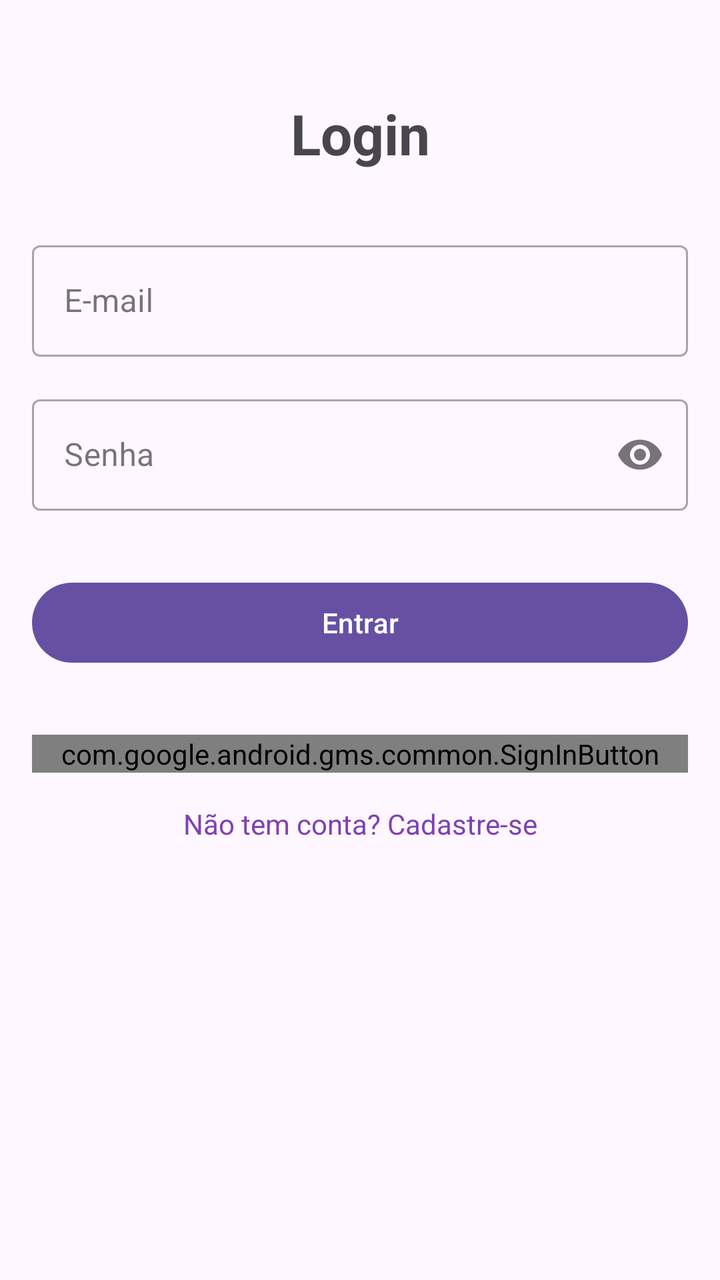
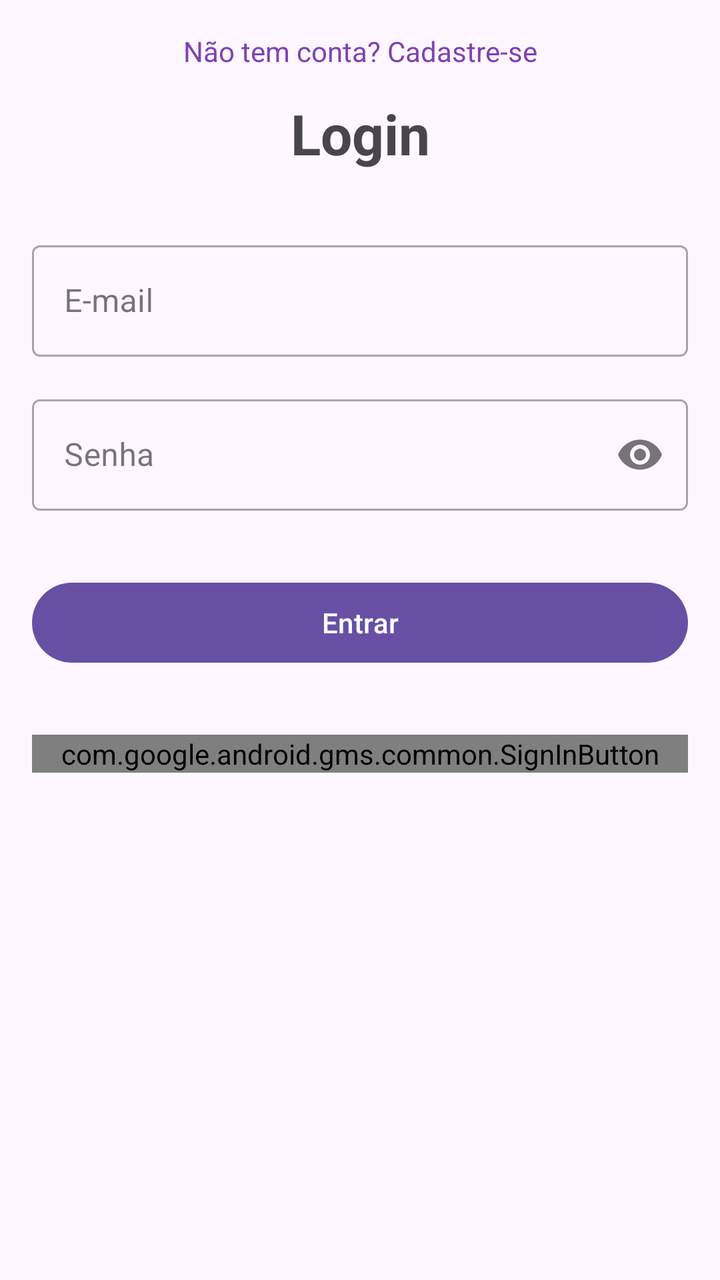

Screens rendered from an Android XML layout before and after an edit, with the pre-edit source and the edit as a unified diff.
<!-- AndroidManifest.xml: application theme Theme.FirebaseAuthApp -->
<!-- res/layout/activity_login.xml -->
<?xml version="1.0" encoding="utf-8"?>
<ScrollView xmlns:android="http://schemas.android.com/apk/res/android"
    xmlns:app="http://schemas.android.com/apk/res-auto"
    xmlns:tools="http://schemas.android.com/tools"
    android:layout_width="match_parent"
    android:layout_height="match_parent"
    android:padding="16dp">

    <androidx.constraintlayout.widget.ConstraintLayout
        android:layout_width="match_parent"
        android:layout_height="wrap_content"
        tools:context=".ui.login.LoginActivity">

        <TextView
            android:id="@+id/tvTitle"
            android:layout_width="wrap_content"
            android:layout_height="wrap_content"
            android:text="Login"
            android:textSize="28sp"
            android:textStyle="bold"
            app:layout_constraintEnd_toEndOf="parent"
            app:layout_constraintStart_toStartOf="parent"
            app:layout_constraintTop_toTopOf="parent"
            android:layout_marginTop="32dp" />

        <com.google.android.material.textfield.TextInputLayout
            android:id="@+id/tilEmail"
            style="@style/Widget.MaterialComponents.TextInputLayout.OutlinedBox"
            android:layout_width="0dp"
            android:layout_height="wrap_content"
            android:layout_marginTop="32dp"
            android:hint="E-mail"
            app:layout_constraintEnd_toEndOf="parent"
            app:layout_constraintStart_toStartOf="parent"
            app:layout_constraintTop_toBottomOf="@+id/tvTitle">

            <com.google.android.material.textfield.TextInputEditText
                android:id="@+id/etEmail"
                android:layout_width="match_parent"
                android:layout_height="wrap_content"
                android:inputType="textEmailAddress"
                android:importantForAutofill="no" />
        </com.google.android.material.textfield.TextInputLayout>

        <com.google.android.material.textfield.TextInputLayout
            android:id="@+id/tilPassword"
            style="@style/Widget.MaterialComponents.TextInputLayout.OutlinedBox"
            android:layout_width="0dp"
            android:layout_height="wrap_content"
            android:layout_marginTop="16dp"
            android:hint="Senha"
            app:layout_constraintEnd_toEndOf="parent"
            app:layout_constraintStart_toStartOf="parent"
            app:layout_constraintTop_toBottomOf="@+id/tilEmail"
            app:endIconMode="password_toggle">

            <com.google.android.material.textfield.TextInputEditText
                android:id="@+id/etPassword"
                android:layout_width="match_parent"
                android:layout_height="wrap_content"
                android:inputType="textPassword"
                android:importantForAutofill="no" />
        </com.google.android.material.textfield.TextInputLayout>

        <Button
            android:id="@+id/btnLogin"
            android:layout_width="0dp"
            android:layout_height="wrap_content"
            android:layout_marginTop="32dp"
            android:text="Entrar"
            app:layout_constraintEnd_toEndOf="parent"
            app:layout_constraintStart_toStartOf="parent"
            app:layout_constraintTop_toBottomOf="@+id/tilPassword" />

        <com.google.android.gms.common.SignInButton
            android:id="@+id/btnGoogleLogin"
            android:layout_width="0dp"
            android:layout_height="wrap_content"
            android:layout_marginTop="32dp"
            android:text="Entrar"
            app:layout_constraintEnd_toEndOf="parent"
            app:layout_constraintStart_toStartOf="parent"
            app:layout_constraintTop_toBottomOf="@+id/btnLogin" />

        <TextView
            android:id="@+id/tvRegister"
            android:layout_width="wrap_content"
            android:layout_height="wrap_content"
            android:layout_marginTop="16dp"
            android:text="Não tem conta? Cadastre-se"
            android:textColor="@color/purple_500"
            app:layout_constraintEnd_toEndOf="parent"
            app:layout_constraintStart_toStartOf="parent"
            app:layout_constraintTop_toBottomOf="@+id/btnGoogleLogin" />

        <ProgressBar
            android:id="@+id/progressBar"
            android:layout_width="wrap_content"
            android:layout_height="wrap_content"
            android:visibility="gone"
            app:layout_constraintBottom_toBottomOf="parent"
            app:layout_constraintEnd_toEndOf="parent"
            app:layout_constraintStart_toStartOf="parent"
            app:layout_constraintTop_toTopOf="parent" />

    </androidx.constraintlayout.widget.ConstraintLayout>
</ScrollView>
<!-- resources referenced by this layout -->
<resources>
  <color name="purple_500">#8041B3</color>
  <style name="Theme.FirebaseAuthApp" parent="Base.Theme.FirebaseAuthApp" />
  <style name="Base.Theme.FirebaseAuthApp" parent="Theme.Material3.DayNight.NoActionBar">
          
          
      </style>
</resources>

<!-- the commit's change to res/layout/activity_login.xml (unified diff, before → after) -->
@@ -73,7 +73,7 @@
             app:layout_constraintTop_toBottomOf="@+id/tilPassword" />
 
         <com.google.android.gms.common.SignInButton
-            android:id="@+id/btnGoogleLogin"
+            android:id="@+id/btnSignWithGoogle"
             android:layout_width="0dp"
             android:layout_height="wrap_content"
             android:layout_marginTop="32dp"
